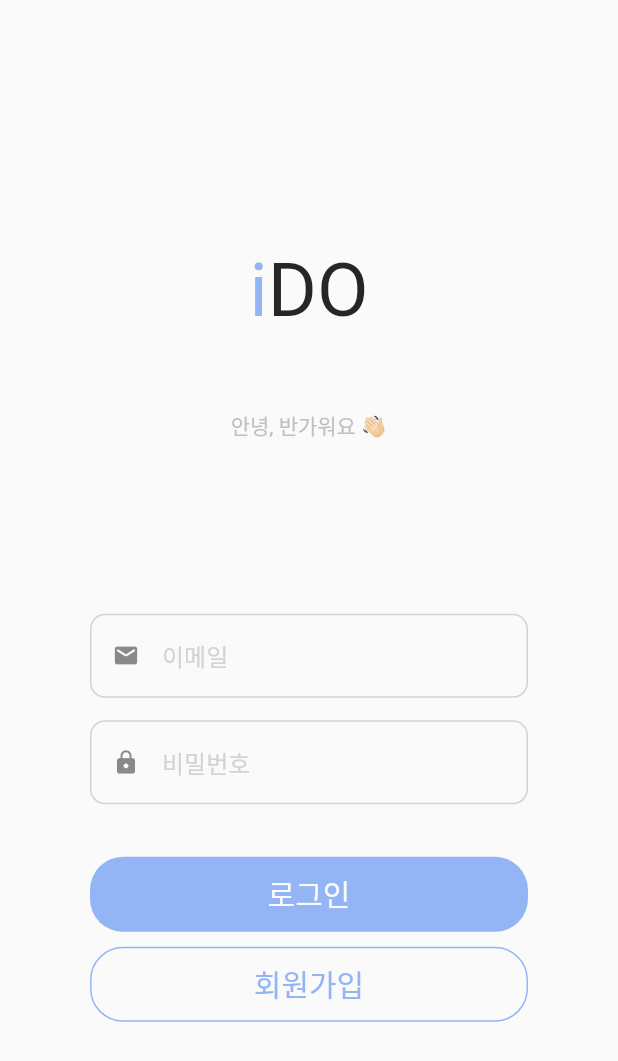
After one commit to wkkyu088/i-DO, a Flutter app: the LoginScreen screen opened directly, after a tap on "회원가입", on a phone screen of 412 x 824 dp. The commit adds this screen. Shown: the top 1061 px of the screen. Run offline on Flutter 3.47's test engine with Material 2 defaults, Android fonts, the phone set to English and light mode, and no system bars; our stand-ins replace cloud_firestore, firebase_auth, firebase_core; accounts and stored records are empty; network calls fail; Roboto replaces fonts that are missing (BMJUA).

Commit message:
로그인 기능 추가

```diff
--- a/lib/constants.dart
+++ b/lib/constants.dart
@@ -1,11 +1,13 @@
 import 'package:flutter/material.dart';
 
-String user = 'iDO';
+String userName = "";
+String uid = "";
 
 // Colors
 Color kWhite = const Color(0xFFFAFAFA);
 Color kBlack = const Color(0xFF262626);
 Color kGrey = const Color(0xFFBFBFBF);
+Color kMediumGrey = const Color(0xFFD3D3D3);
 Color kLightGrey = const Color(0xFFE7E6E6);
 
 Color kPoint = const Color(0xFF93B4F5);
--- a/lib/main.dart
+++ b/lib/main.dart
@@ -1,7 +1,7 @@
 import 'package:firebase_core/firebase_core.dart';
 import 'package:flutter/material.dart';
 import 'package:flutter/services.dart';
-import 'package:ido/screens/signUp_screen.dart';
+import 'package:ido/screens/login_screen.dart';
 import 'package:ido/screens/splash_screen.dart';
 
 import './screens/main_list_screen.dart';
@@ -48,8 +48,8 @@ class MyApp extends StatelessWidget {
             systemOverlayStyle: SystemUiOverlayStyle.dark,
           )),
       home: const SplashScreen(),
+      // home: const LoginScreen(),
       // home: const MainPage(),
-      // home: const SignUpScreen(),
     );
   }
 }
--- a/lib/models/item.dart
+++ b/lib/models/item.dart
@@ -10,6 +10,7 @@ class Item {
   int colors = 0;
   List contents = [];
   String isDone = '';
+  String uid = '';
 
   Item({
     required this.id,
@@ -20,5 +21,6 @@ class Item {
     required this.colors,
     required this.contents,
     required this.isDone,
+    required this.uid,
   });
 }
--- /dev/null
+++ b/lib/screens/login_screen.dart
@@ -0,0 +1,283 @@
+// ignore_for_file: avoid_print
+
+import 'package:cloud_firestore/cloud_firestore.dart';
+import 'package:firebase_auth/firebase_auth.dart';
+import 'package:flutter/material.dart';
+import 'package:ido/main.dart';
+
+import '../constants.dart';
+
+class LoginScreen extends StatefulWidget {
+  const LoginScreen({Key? key}) : super(key: key);
+
+  @override
+  State<LoginScreen> createState() => _LoginScreenState();
+}
+
+class _LoginScreenState extends State<LoginScreen> {
+  @override
+  Widget build(BuildContext context) {
+    final double screenWidth = MediaQuery.of(context).size.width;
+    final emailCont = TextEditingController();
+    final pwCont = TextEditingController();
+
+    return Scaffold(
+        backgroundColor: kWhite,
+        body: Column(
+          children: [
+            Expanded(
+              flex: 3,
+              child: Column(
+                mainAxisAlignment: MainAxisAlignment.center,
+                crossAxisAlignment: CrossAxisAlignment.center,
+                children: [
+                  Padding(
+                    padding: const EdgeInsets.only(top: 50),
+                    child: Row(
+                      mainAxisAlignment: MainAxisAlignment.center,
+                      crossAxisAlignment: CrossAxisAlignment.center,
+                      children: [
+                        Text(
+                          'i',
+                          style: TextStyle(color: kPoint, fontSize: 50),
+                        ),
+                        Text(
+                          'DO',
+                          style: TextStyle(color: kBlack, fontSize: 50),
+                        ),
+                      ],
+                    ),
+                  ),
+                  Padding(
+                    padding: const EdgeInsets.only(top: 50),
+                    child: Text(
+                      "안녕, 반가워요 👋🏻",
+                      style: TextStyle(color: kGrey, fontSize: kXSmall),
+                    ),
+                  ),
+                ],
+              ),
+            ),
+            // Padding(
+            //   padding: const EdgeInsets.symmetric(horizontal: 70),
+            //   child: TextButton(
+            //     onPressed: () {},
+            //     style: TextButton.styleFrom(
+            //       primary: kGrey,
+            //       backgroundColor: Colors.transparent,
+            //       shape: RoundedRectangleBorder(borderRadius: kBorderRadiusM),
+            //       side: BorderSide(color: kMediumGrey, width: 1),
+            //       padding: const EdgeInsets.symmetric(vertical: 15),
+            //     ),
+            //     child: Row(
+            //       mainAxisAlignment: MainAxisAlignment.center,
+            //       children: [
+            //         Container(
+            //           height: 20,
+            //           padding: const EdgeInsets.only(right: 10),
+            //           child: Image.asset('assets/images/glogo.png'),
+            //         ),
+            //         Text(
+            //           "구글로 로그인",
+            //           style: TextStyle(fontSize: kSmall, color: kBlack),
+            //         ),
+            //       ],
+            //     ),
+            //   ),
+            // ),
+            // Row(
+            //   mainAxisAlignment: MainAxisAlignment.center,
+            //   children: [
+            //     Container(
+            //       width: (screenWidth - 180) / 2,
+            //       decoration: BoxDecoration(
+            //         border: Border(
+            //           top: BorderSide(color: kGrey, width: 0.8),
+            //         ),
+            //       ),
+            //     ),
+            //     Padding(
+            //       padding:
+            //           const EdgeInsets.symmetric(horizontal: 10, vertical: 20),
+            //       child: Text("or",
+            //           style: TextStyle(fontSize: kSmall, color: kGrey)),
+            //     ),
+            //     Container(
+            //       width: (screenWidth - 180) / 2,
+            //       decoration: BoxDecoration(
+            //         border: Border(
+            //           top: BorderSide(color: kGrey, width: 0.8),
+            //         ),
+            //       ),
+            //     ),
+            //   ],
+            // ),
+            Column(
+              children: [
+                Padding(
+                  padding: const EdgeInsets.symmetric(horizontal: 60),
+                  child: TextField(
+                    controller: emailCont,
+                    maxLines: 1,
+                    keyboardType: TextInputType.emailAddress,
+                    style: TextStyle(fontSize: kSmall),
+                    decoration: InputDecoration(
+                      prefixIcon: const Icon(Icons.mail_rounded),
+                      isCollapsed: true,
+                      isDense: true,
+                      contentPadding: const EdgeInsets.symmetric(vertical: 16),
+                      focusedBorder: OutlineInputBorder(
+                        borderSide: BorderSide(color: kPoint, width: 1),
+                        borderRadius: kBorderRadiusM,
+                      ),
+                      enabledBorder: OutlineInputBorder(
+                        borderSide: BorderSide(color: kMediumGrey, width: 1),
+                        borderRadius: kBorderRadiusM,
+                      ),
+                      hintText: '이메일',
+                      hintStyle:
+                          TextStyle(fontSize: kSmall, color: kMediumGrey),
+                      counterText: '',
+                    ),
+                  ),
+                ),
+                Padding(
+                  padding:
+                      const EdgeInsets.symmetric(horizontal: 60, vertical: 15),
+                  child: TextField(
+                    controller: pwCont,
+                    maxLines: 1,
+                    maxLength: 10,
+                    obscureText: true,
+                    obscuringCharacter: "*",
+                    style: TextStyle(fontSize: kSmall),
+                    decoration: InputDecoration(
+                      prefixIcon: const Icon(Icons.lock_rounded),
+                      isCollapsed: true,
+                      isDense: true,
+                      contentPadding: const EdgeInsets.symmetric(vertical: 16),
+                      focusedBorder: OutlineInputBorder(
+                        borderSide: BorderSide(color: kPoint, width: 1),
+                        borderRadius: kBorderRadiusM,
+                      ),
+                      enabledBorder: OutlineInputBorder(
+                        borderSide: BorderSide(color: kMediumGrey, width: 1),
+                        borderRadius: kBorderRadiusM,
+                      ),
+                      hintText: '비밀번호',
+                      hintStyle:
+                          TextStyle(fontSize: kSmall, color: kMediumGrey),
+                      counterText: '',
+                    ),
+                  ),
+                ),
+              ],
+            ),
+            Expanded(
+              flex: 2,
+              child: Padding(
+                padding: const EdgeInsets.only(top: 20),
+                child: Column(
+                  children: [
+                    TextButton(
+                      onPressed: () async {
+                        try {
+                          UserCredential userCredential = await FirebaseAuth
+                              .instance
+                              .signInWithEmailAndPassword(
+                                  email: emailCont.text, password: pwCont.text);
+                          if (userCredential.user != null) {
+                            print("로그인 성공");
+                            var user = await FirebaseFirestore.instance
+                                .collection('users')
+                                .doc(userCredential.user!.uid)
+                                .get();
+                            final v = user.data() as Map;
+                            userName = v['userName'];
+                            uid = userCredential.user!.uid;
+                            Navigator.push(
+                                context,
+                                MaterialPageRoute(
+                                    builder: (context) => const MainPage()));
+                          }
+                        } on FirebaseAuthException catch (e) {
+                          if (e.code == 'user-not-found') {
+                            print('등록되지 않은 이메일');
+                          } else if (e.code == 'wrong-password') {
+                            print('비밀번호가 틀림');
+                          } else {
+                            print(e.code);
+                          }
+                        }
+                      },
+                      style: TextButton.styleFrom(
+                        primary: kPoint,
+                        backgroundColor: kPoint,
+                        shape: RoundedRectangleBorder(
+                            borderRadius: kBorderRadiusL),
+                        padding: const EdgeInsets.symmetric(vertical: 10),
+                        minimumSize: Size(screenWidth - 120, 50),
+                      ),
+                      child: Text(
+                        '로그인',
+                        style: TextStyle(color: kWhite, fontSize: kLarge),
+                      ),
+                    ),
+                    const SizedBox(height: 10),
+                    TextButton(
+                      onPressed: () async {
+                        try {
+                          UserCredential userCredential = await FirebaseAuth
+                              .instance
+                              .createUserWithEmailAndPassword(
+                                  email: emailCont.text, password: pwCont.text);
+                          if (userCredential.user != null) {
+                            print("회원가입 성공");
+                            await FirebaseFirestore.instance
+                                .collection('users')
+                                .doc(userCredential.user!.uid)
+                                .set({
+                              'userName': emailCont.text,
+                              'email': emailCont.text
+                            });
+                            userName = emailCont.text;
+                            uid = userCredential.user!.uid;
+                            Navigator.push(
+                                context,
+                                MaterialPageRoute(
+                                    builder: (context) => const MainPage()));
+                          }
+                        } on FirebaseAuthException catch (e) {
+                          if (e.code == 'weak-password') {
+                            print('비밀번호가 너무 약함');
+                          } else if (e.code == 'email-already-in-use') {
+                            print('이미 계정이 있음');
+                          } else {
+                            print('${e.code} : 알 수 없는 오류');
+                          }
+                        } catch (e) {
+                          print('끝');
+                        }
+                      },
+                      style: TextButton.styleFrom(
+                        primary: kPoint,
+                        backgroundColor: Colors.transparent,
+                        shape: RoundedRectangleBorder(
+                            borderRadius: kBorderRadiusL),
+                        side: BorderSide(color: kPoint, width: 1),
+                        padding: const EdgeInsets.symmetric(vertical: 10),
+                        minimumSize: Size(screenWidth - 120, 50),
+                      ),
+                      child: Text(
+                        '회원가입',
+                        style: TextStyle(color: kPoint, fontSize: kLarge),
+                      ),
+                    ),
+                  ],
+                ),
+              ),
+            ),
+          ],
+        ));
+  }
+}
--- a/lib/screens/setting_screen.dart
+++ b/lib/screens/setting_screen.dart
@@ -32,7 +32,7 @@ class _SettingScreenState extends State<SettingScreen> {
         trailing: onTap != null
             ? Icon(Icons.chevron_right_rounded, color: kBlack, size: 26)
             : Text(
-                '현재 : $user',
+                '현재 : $userName',
                 style: TextStyle(color: kGrey, fontSize: kMedium),
               ),
       );
@@ -73,7 +73,7 @@ class _SettingScreenState extends State<SettingScreen> {
                       )),
                       TextButton(
                         onPressed: () {
-                          user = userValue;
+                          userName = userValue;
                           showDialog(
                             context: context,
                             builder: (BuildContext context) {
--- a/lib/widgets/create_modal.dart
+++ b/lib/widgets/create_modal.dart
@@ -307,6 +307,7 @@ class _CreateModalState extends State<CreateModal> {
                             DateTime(year, month, day),
                             [3] + List<int>.filled(int.parse(dateValue) - 1, 0),
                             '',
+                            uid,
                           );
 
                           // 최신순으로 정렬해서 해야하나...?
--- a/pubspec.yaml
+++ b/pubspec.yaml
@@ -40,6 +40,8 @@ dependencies:
   intl: ^0.17.0
   firebase_core: ^1.21.1
   cloud_firestore: ^3.4.6
+  firebase_auth: ^3.11.2
+  google_sign_in: ^5.4.2
 
 dev_dependencies:
   flutter_test:
```
Also changed, not shown: lib/models/utils.dart (+6 -1 lines), lib/screens/challenge_screen.dart (+4 -5 lines), lib/screens/main_list_screen.dart (+12 -4 lines), lib/screens/signUp_screen.dart (deleted, +0 -85 lines), lib/screens/splash_screen.dart (+25 -4 lines), assets/images/glogo.png (added), pubspec.lock, 1 other file.
